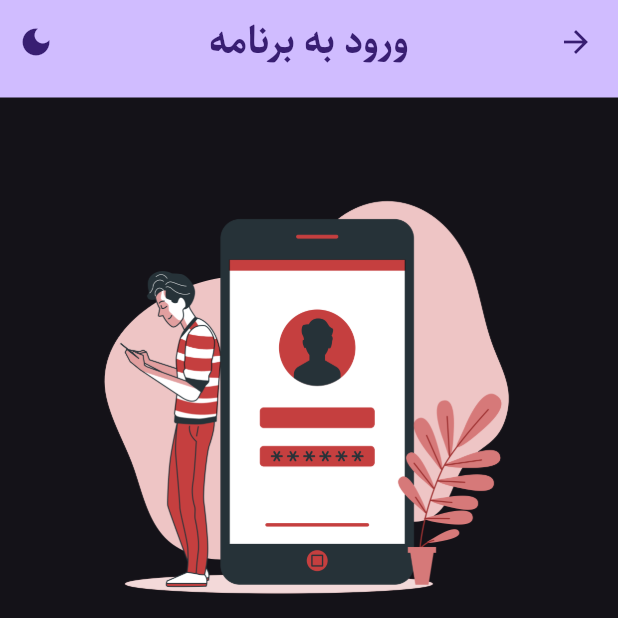
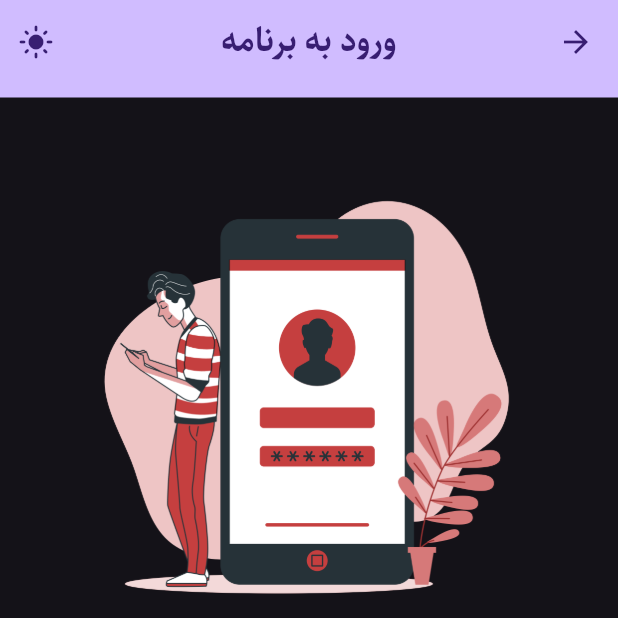
Before and after one commit to iam-hosseindarvishi/sell_pro, a Flutter app: the screen it shows after launch, after a tap on "ورود به حساب کاربری", on a phone screen of 412 x 824 dp, the top half of it. Run offline on Flutter 3.47's test engine with Material 3 defaults, Android fonts, the phone set to English and light mode, and no system bars; our stand-ins replace flutter_riverpod, hexcolor, image_picker.

Commit message:
fix : fix appbar and widgets theming

```diff
--- a/lib/src/features/auth/presentation/screens/login_page.dart
+++ b/lib/src/features/auth/presentation/screens/login_page.dart
@@ -1,7 +1,9 @@
 import 'package:flutter/material.dart';
-import 'package:sell_pro/src/shared/guest/widgets/guest_app_bar.dart';
+import 'package:sell_pro/src/shared/widgets/app_appbar.dart';
 import '../../../../shared/widgets/app_text_field.dart';
 import 'package:sell_pro/src/core/styles/app_text_style.dart';
+
+import '../../../../shared/widgets/theme_toggler_button.dart';
 
 class LoginPage extends StatelessWidget {
   const LoginPage({super.key});
@@ -12,8 +14,14 @@ class LoginPage extends StatelessWidget {
       child: Directionality(
         textDirection: TextDirection.rtl,
         child: Scaffold(
-          appBar: StartAppBar(
-            title: "ورود به برنامه",
+          appBar: AppAppbar(
+            title: const Text(
+              "ورود به برنامه",
+              style:
+                  TextStyle(fontWeight: FontWeight.bold, fontFamily: "Sahel"),
+            ),
+            centerTitle: true,
+            actions: [ThemeToggler()],
           ),
           body: Padding(
             padding:
--- a/lib/src/features/auth/presentation/widgets/image_picker_button.dart
+++ b/lib/src/features/auth/presentation/widgets/image_picker_button.dart
@@ -27,7 +27,7 @@ class ImagePickerButton extends StatelessWidget {
           Icon(
             size: iconSize,
             icon,
-            color: Theme.of(context).primaryColor,
+            color: Theme.of(context).colorScheme.onBackground,
           ),
           Text(
             text,
--- a/lib/src/features/auth/presentation/widgets/logo_image_picker.dart
+++ b/lib/src/features/auth/presentation/widgets/logo_image_picker.dart
@@ -15,12 +15,12 @@ class ImagePicker extends StatelessWidget {
         decoration: BoxDecoration(
             borderRadius: BorderRadius.circular(10.0),
             border: Border.all(
-                width: 2, color: Theme.of(context).colorScheme.secondary)),
+                width: 2, color: Theme.of(context).colorScheme.primary)),
         child: Center(
           child: Icon(
             size: 50.0,
             Icons.camera_alt,
-            color: Theme.of(context).primaryColor,
+            color: Theme.of(context).colorScheme.primary,
           ),
         ),
       ),
--- a/lib/src/features/splash/presentation/screens/splash_screen_page.dart
+++ b/lib/src/features/splash/presentation/screens/splash_screen_page.dart
@@ -3,7 +3,8 @@ import 'package:sell_pro/src/core/styles/app_text_style.dart';
 import 'package:sell_pro/src/features/auth/presentation/screens/login_page.dart';
 import 'package:sell_pro/src/features/auth/presentation/screens/register_page.dart';
 import 'package:sell_pro/src/features/home/presentation/screens/home.dart';
-import 'package:sell_pro/src/shared/guest/widgets/guest_app_bar.dart';
+import 'package:sell_pro/src/shared/widgets/app_appbar.dart';
+import 'package:sell_pro/src/shared/widgets/theme_toggler_button.dart';
 
 class SplashScreenPage extends StatelessWidget {
   const SplashScreenPage({super.key});
@@ -11,10 +12,17 @@ class SplashScreenPage extends StatelessWidget {
   @override
   Widget build(BuildContext context) {
     return SafeArea(
+      child: Directionality(
+        textDirection: TextDirection.rtl,
         child: Scaffold(
-        appBar: StartAppBar(
-          title: "شروع",
-          // elevation: 1,
+          appBar: AppAppbar(
+            title: const Text(
+              "شروع",
+              style:
+                  TextStyle(fontWeight: FontWeight.bold, fontFamily: "Sahel"),
+            ),
+            centerTitle: true,
+            actions: [ThemeToggler()],
           ),
           body: Center(
             child: Padding(
@@ -70,8 +78,9 @@ class SplashScreenPage extends StatelessWidget {
                   OutlinedButton(
                       style: OutlinedButton.styleFrom(
                           side: BorderSide(
-                            color:
-                                Theme.of(context).colorScheme.inversePrimary)),
+                              color: Theme.of(context)
+                                  .colorScheme
+                                  .inversePrimary)),
                       onPressed: () {
                         Navigator.push(context,
                             MaterialPageRoute(builder: (context) => Home()));
@@ -85,6 +94,7 @@ class SplashScreenPage extends StatelessWidget {
             ),
           ),
         ),
+      ),
     );
   }
 }
--- a/lib/src/shared/guest/widgets/guest_app_bar.dart
+++ /dev/null
@@ -1,62 +0,0 @@
-import 'package:flutter/material.dart';
-import 'package:flutter_riverpod/flutter_riverpod.dart';
-import 'package:sell_pro/src/configs/theme/theme_mode_provider.dart';
-
-// ignore: must_be_immutable
-class StartAppBar extends StatefulWidget implements PreferredSizeWidget {
-  final String title;
-  FontWeight? fontWeight;
-  double? fontSize;
-  double? elevation;
-  StartAppBar({
-    super.key,
-    required this.title,
-    this.fontWeight = FontWeight.bold,
-    this.fontSize = 25.00,
-    this.elevation = 10.00,
-  });
-
-  @override
-  State<StartAppBar> createState() => _StartAppBarState();
-
-  @override
-  // TODO: implement preferredSize
-  Size get preferredSize => Size.fromHeight(65.0);
-}
-
-class _StartAppBarState extends State<StartAppBar> {
-  @override
-  Widget build(BuildContext context) {
-    return AppBar(
-      actions: [
-        Consumer(
-          builder: (context, ref, child) {
-            final theme = ref.watch(themeModeProvider);
-            return IconButton(
-                onPressed: () {
-                  ref.read(themeModeProvider.notifier).state =
-                      theme == ThemeMode.light
-                          ? ThemeMode.dark
-                          : ThemeMode.light;
-                },
-                icon: Icon(theme == ThemeData.dark
-                    ? Icons.light_mode
-                    : Icons.dark_mode));
-          },
-        )
-      ],
-      centerTitle: true,
-      backgroundColor: Theme.of(context).colorScheme.primary,
-      title: Text(
-        widget.title,
-        style: TextStyle(
-            fontFamily: "Sahel",
-            fontWeight: widget.fontWeight,
-            color: Theme.of(context).colorScheme.onPrimary,
-            fontSize: widget.fontSize!),
-      ),
-      elevation: widget.elevation,
-      iconTheme: IconThemeData(color: Theme.of(context).colorScheme.onPrimary),
-    );
-  }
-}
--- /dev/null
+++ b/lib/src/shared/widgets/app_appbar.dart
@@ -0,0 +1,30 @@
+import 'package:flutter/material.dart';
+import 'package:sell_pro/src/shared/widgets/theme_toggler_button.dart';
+
+class AppAppbar extends StatelessWidget implements PreferredSizeWidget {
+  Widget? title;
+  Widget? leading;
+  List<Widget>? actions;
+  bool centerTitle;
+  AppAppbar(
+      {super.key,
+      this.title,
+      this.leading,
+      this.actions,
+      this.centerTitle = false});
+
+  @override
+  Widget build(BuildContext context) {
+    return AppBar(
+        title: title,
+        centerTitle: centerTitle,
+        backgroundColor: Theme.of(context).colorScheme.primary,
+        foregroundColor: Theme.of(context).colorScheme.onPrimary,
+        leading: leading,
+        actions: actions);
+  }
+
+  @override
+  // TODO: implement preferredSize
+  Size get preferredSize => const Size.fromHeight(65.0);
+}
--- /dev/null
+++ b/lib/src/shared/widgets/theme_toggler_button.dart
@@ -0,0 +1,21 @@
+import 'package:flutter/material.dart';
+import 'package:flutter_riverpod/flutter_riverpod.dart';
+import 'package:sell_pro/src/configs/theme/theme_mode_provider.dart';
+
+class ThemeToggler extends StatelessWidget {
+  const ThemeToggler({super.key});
+
+  @override
+  Widget build(BuildContext context) {
+    return Consumer(builder: (context, ref, childe) {
+      final theme = ref.watch(themeModeProvider);
+      return IconButton(
+          onPressed: () {
+            ref.read(themeModeProvider.notifier).state =
+                theme == ThemeMode.light ? ThemeMode.dark : ThemeMode.light;
+          },
+          icon: Icon(
+              theme == ThemeMode.dark ? Icons.light_mode : Icons.dark_mode));
+    });
+  }
+}
```
Also changed, not shown: lib/src/features/auth/presentation/screens/register_page.dart (+10 -3 lines), lib/src/features/home/presentation/screens/home.dart (+8 -2 lines), lib/src/shared/auth/widgets/auth_app_bar.dart (deleted, +0 -49 lines), lib/src/shared/widgets/open_drawer_button.dart (added, +16 -0 lines). Lines whose indentation alone changed are shown as unchanged.
